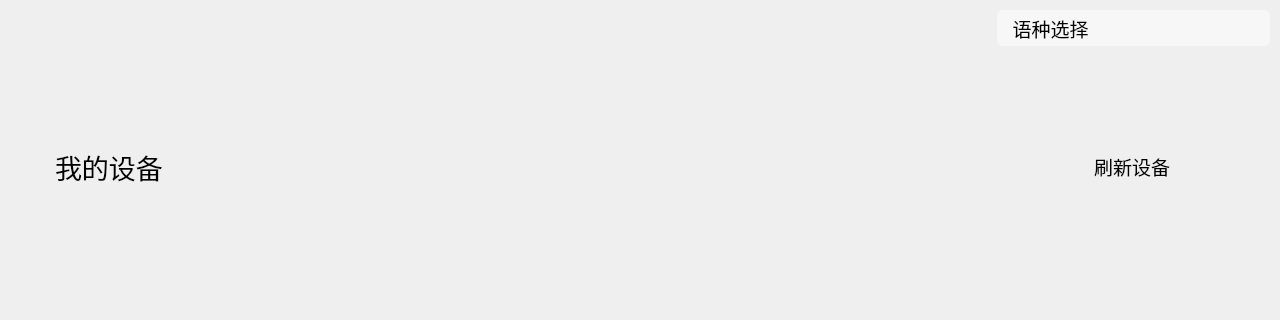
First picture: the form in MainWindow.ui, repository wlffeng2008/AkkoStudio, before the edit; both pictures show x 0 to 1280 and y 0 to 320 of the 1280 by 900 pixel window.
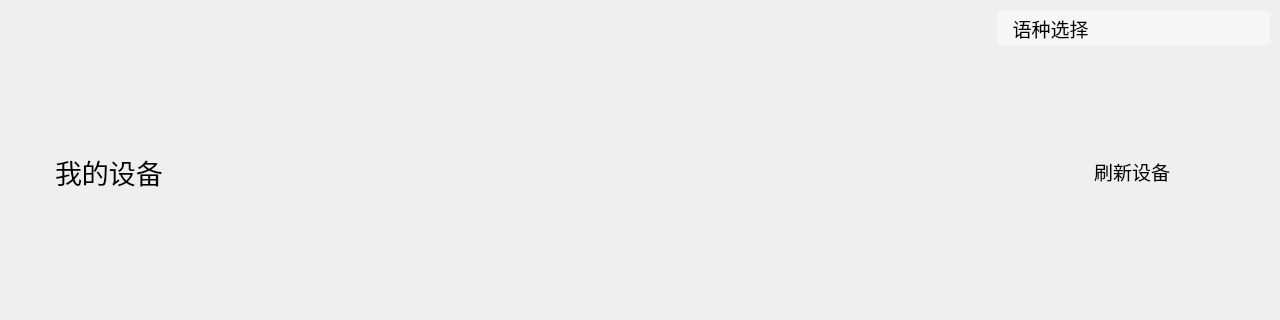
Second picture: the form after the edit. Icons and pictures are not drawn. Custom widgets are drawn as their Qt base class.

```diff
--- a/MainWindow.ui
+++ b/MainWindow.ui
@@ -49,7 +49,7 @@
         <number>10</number>
        </property>
        <property name="bottomMargin">
-        <number>20</number>
+        <number>25</number>
        </property>
        <item>
         <widget class="QLabel" name="labelLogo">
@@ -393,7 +393,7 @@
                <x>0</x>
                <y>0</y>
                <width>1170</width>
-               <height>469</height>
+               <height>464</height>
               </rect>
              </property>
              <layout class="QHBoxLayout" name="horizontalLayout_2">
```
